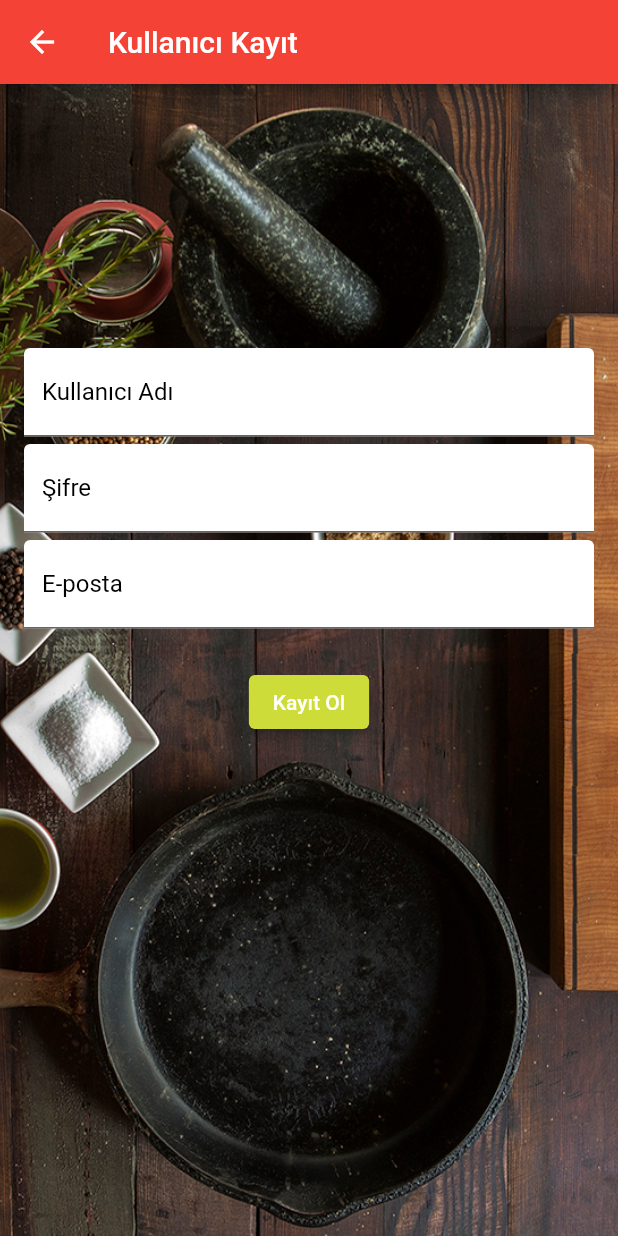
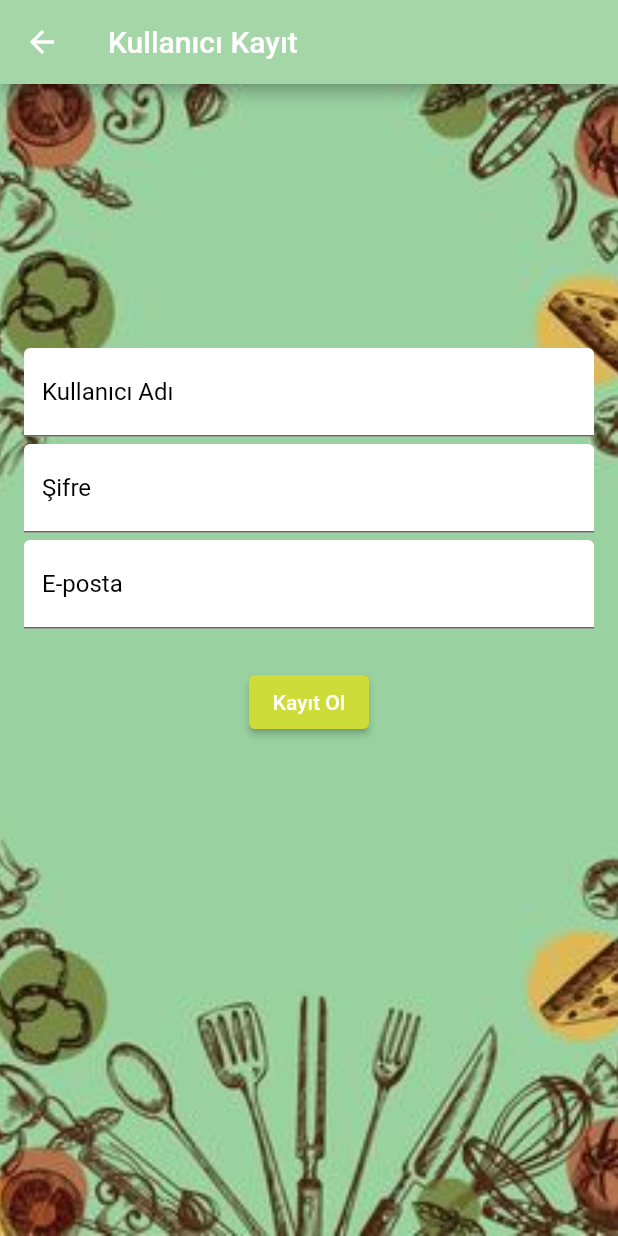
Before and after one commit to Mehmteren/FlutterOrderApp, a Flutter app: the screen it shows after launch, after a tap on "Hemen Kayıt Ol", on a phone screen of 412 x 824 dp. Run offline on Flutter 3.47's test engine with Material 2 defaults, Android fonts, the phone set to English and light mode, and no system bars; our stand-ins replace cloud_firestore, firebase_auth, firebase_core, sqflite; accounts and stored records are empty.

Commit message:
güncellendi04

```diff
--- a/lib/screens/splash_screen.dart
+++ b/lib/screens/splash_screen.dart
@@ -79,7 +79,7 @@ class _SplashScreenState extends State<SplashScreen>
         width: MediaQuery.of(context).size.width,
         decoration: const BoxDecoration(
           image: DecorationImage(
-            image: AssetImage("assets/kapp.jpg"),
+            image: AssetImage("assets/dünya1.jpg"),
             fit: BoxFit.cover,
           ),
         ),
@@ -126,7 +126,7 @@ class _SplashScreenState extends State<SplashScreen>
                   hintText: 'Mail giriniz',
                   hintStyle: TextStyle(color: Colors.white),
                   filled: true,
-                  fillColor: Colors.black.withOpacity(0.3),
+                  fillColor: Colors.black.withOpacity(0.4),
                   border: OutlineInputBorder(
                     borderRadius: BorderRadius.circular(10),
                     borderSide: BorderSide.none,
@@ -146,7 +146,7 @@ class _SplashScreenState extends State<SplashScreen>
                   hintText: 'Şifre giriniz',
                   hintStyle: TextStyle(color: Colors.white),
                   filled: true,
-                  fillColor: Colors.black.withOpacity(0.3),
+                  fillColor: Colors.black.withOpacity(0.4),
                   border: OutlineInputBorder(
                     borderRadius: BorderRadius.circular(10),
                     borderSide: BorderSide.none,
--- a/lib/scrpro/kullaniciprofl.dart
+++ b/lib/scrpro/kullaniciprofl.dart
@@ -58,12 +58,12 @@ class _KullaniciProfilPageState extends State<KullaniciProfilPage> {
     return Scaffold(
       appBar: AppBar(
         title: const Text('Kullanıcı Kayıt'),
-        backgroundColor: Colors.red,
+        backgroundColor: Colors.green[200],
       ),
       body: Container(
         decoration: const BoxDecoration(
           image: DecorationImage(
-            image: AssetImage('assets/kapp.jpg'),
+            image: AssetImage('assets/yesilk.jpg'),
             fit: BoxFit.cover,
           ),
         ),
```
